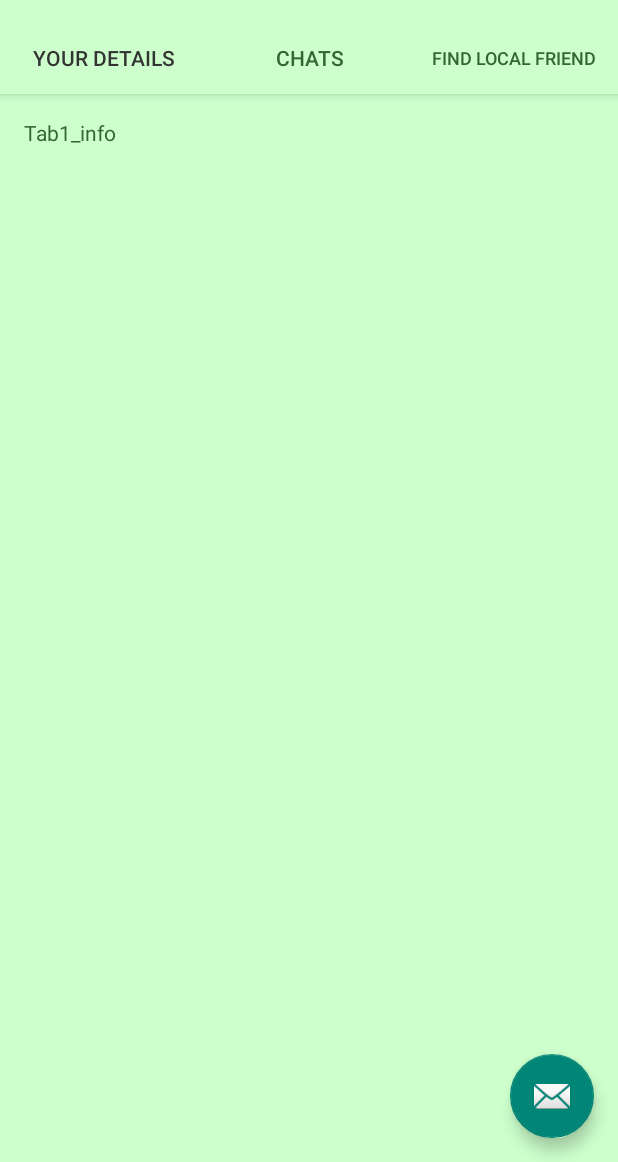
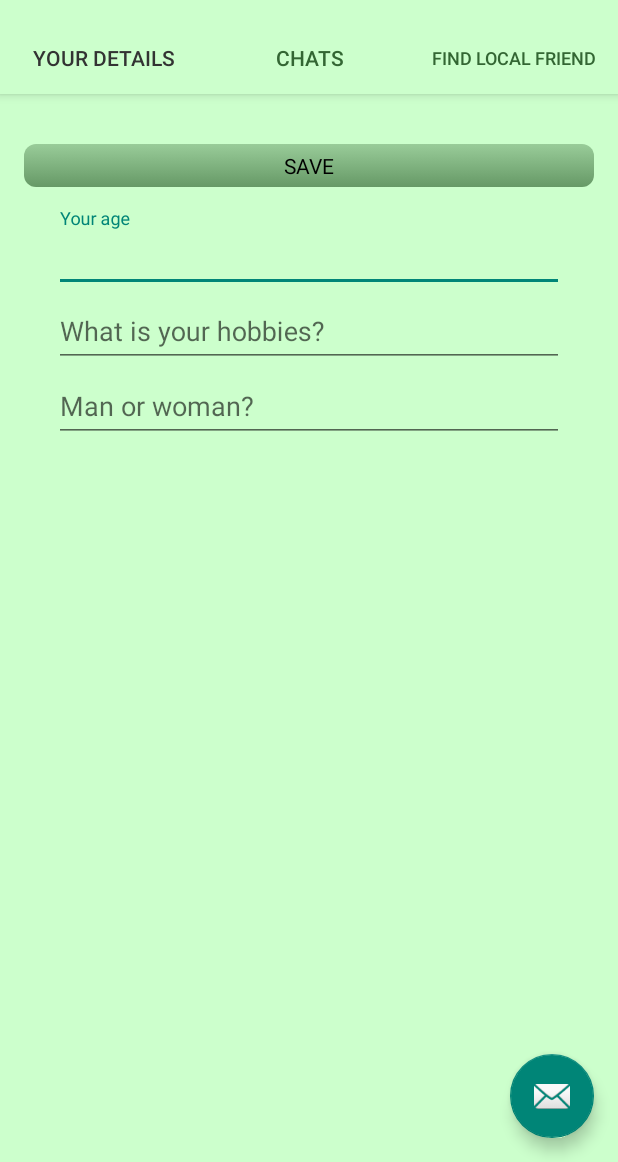
Before and after one commit to oboleka/YourLocalFriend, an Android app: the screen it shows after launch once a user with an empty profile is signed in (MainActivity), on a phone screen of 412 x 824 dp, the part 74-1236 px from its top. Run offline under Robolectric (Android 15) with nearby library versions, the phone set to English and light mode, and no system bars; our stand-ins replace Firebase (no records; nobody signed in at launch, a user with empty details on screens opened directly); 1 statement that could not run was skipped.

Commit message:
commit 11

```diff
--- a/app/build.gradle
+++ b/app/build.gradle
@@ -43,5 +43,6 @@ dependencies {
     compile 'com.android.support:recyclerview-v7:25.3.1'
     testCompile 'junit:junit:4.12'
     compile 'com.google.firebase:firebase-core:11.8.0'
+    compile 'com.google.firebase:firebase-database:11.8.0'
 }
 apply plugin: 'com.google.gms.google-services'
--- a/app/src/main/java/ru/alexander/yourlocalfriend/Tab1Info.java
+++ b/app/src/main/java/ru/alexander/yourlocalfriend/Tab1Info.java
@@ -1,16 +1,35 @@
 package ru.alexander.yourlocalfriend;
 
+import android.app.ProgressDialog;
 import android.content.Context;
+import android.support.design.widget.TextInputLayout;
+import android.text.TextUtils;
 import android.view.View;
 import android.view.ViewGroup;
 import android.support.v4.app.Fragment;
 import android.os.Bundle;
 import android.view.LayoutInflater;
+import android.widget.Button;
+import android.widget.EditText;
+import android.widget.TextView;
+import android.widget.Toast;
+
+import com.google.firebase.auth.FirebaseAuth;
+import com.google.firebase.auth.FirebaseUser;
+import com.google.firebase.database.DatabaseReference;
+import com.google.firebase.database.FirebaseDatabase;
+
+import java.util.HashMap;
 
 public class Tab1Info extends ParentFragment {
     private static final int LAYOUT=R.layout.tab1_info;
     private static final String TAG_FRAGMENT1 ="UserInfo" ;
-
+    TextInputLayout mYourAge;
+    TextInputLayout mYourHobbies;
+    TextInputLayout mYourSex;
+    Button mTab1SaveBtn;
+    private ProgressDialog mSaveProgressBar;
+    private DatabaseReference mDataBase;
 
     private Context context;
 
@@ -36,10 +55,55 @@ public class Tab1Info extends ParentFragment {
     @Override
     public View onCreateView(LayoutInflater inflater, ViewGroup container,
                              Bundle savedInstanceState) {
+
         View rootView = inflater.inflate(R.layout.tab1_info, container, false);
+        mSaveProgressBar = new ProgressDialog(getContext());
+        mYourAge = (TextInputLayout) rootView.findViewById(R.id.your_age_txt);
+        mYourHobbies = (TextInputLayout) rootView.findViewById(R.id.your_hobbies_txt);
+        mYourSex = (TextInputLayout) rootView.findViewById(R.id.your_sex_txt);
+        mTab1SaveBtn = (Button)rootView.findViewById(R.id.save_your_data);
+
+        mTab1SaveBtn.setOnClickListener(new View.OnClickListener(){
+            @Override
+            public void onClick(View view){
+                String mYourAgeValue = mYourAge.getEditText().getText().toString();
+                String mYourHobbiesValue=mYourHobbies.getEditText().getText().toString();
+                String mYourSexValue=mYourSex.getEditText().getText().toString();
+
+                if (TextUtils.isEmpty(mYourAgeValue)||TextUtils.isEmpty(mYourHobbiesValue)||TextUtils.isEmpty(mYourSexValue)) {
+
+                    Toast toast=Toast.makeText(view.getContext(), "Please fill the data above", Toast.LENGTH_SHORT);
+                    TextView text;
+                    View vieew = toast.getView();
+                    text = (TextView) vieew.findViewById(android.R.id.message);
+                    text.setTextColor(getResources().getColor(R.color.toastTexColor));
+                    //text.setShadowLayer(0,0,0,0);
+                    text.setBackgroundColor(getResources().getColor(R.color.toastBackground));
+                    vieew.setBackgroundResource(R.drawable.toast);
+                    toast.setView(vieew);
+                    toast.show();
+
+                }else{
+
+                    save_user_info(mYourAgeValue, mYourHobbiesValue, mYourSexValue);
+                }
+
+            }
+        });
+
         return rootView;
     }
 
+    private void save_user_info(String mYourAgeValue, String mYourHobbiesValue, String mYourSexValue) {
+        FirebaseUser current_user = FirebaseAuth.getInstance().getCurrentUser();
+        String uid = current_user.getUid();
+        mDataBase = FirebaseDatabase.getInstance().getReference().child("User").child(uid);
+        HashMap<String, String> userMap = new HashMap<>();
+        userMap.put("age", mYourAgeValue);
+        userMap.put("hobbies", mYourHobbiesValue);
+        userMap.put("sex", mYourSexValue);
+        mDataBase.setValue(userMap);
+    }
 
 
 }
--- a/app/src/main/res/layout/tab1_info.xml
+++ b/app/src/main/res/layout/tab1_info.xml
@@ -8,10 +8,65 @@
     android:paddingTop="@dimen/activity_vertical_margin"
     tools:context="ru.alexander.yourlocalfriend.MainActivity">
 
-    <TextView
-        android:id="@+id/section_label"
-        android:layout_width="wrap_content"
+
+    <Button
+        android:id="@+id/save_your_data"
+        android:layout_width="match_parent"
         android:layout_height="wrap_content"
-        android:text="Tab1_info"/>
+        android:layout_marginTop="17dp"
+        android:text="@string/save_your_info_btn" />
+    <android.support.design.widget.TextInputLayout
+
+        android:id="@+id/your_age_txt"
+        android:layout_marginTop="60dp"
+        android:layout_width="match_parent"
+        android:layout_height="wrap_content">
+
+        <android.support.design.widget.TextInputEditText
+            android:id="@+id/your_age_input_edit_box"
+            android:layout_width="match_parent"
+            android:layout_height="wrap_content"
+            android:layout_marginTop="60dp"
+            android:layout_marginLeft="20dp"
+            android:layout_marginRight="20dp"
+            android:hint="@string/your_age" />
+    </android.support.design.widget.TextInputLayout>
+
+    <android.support.design.widget.TextInputLayout
+
+        android:id="@+id/your_hobbies_txt"
+        android:layout_marginTop="110dp"
+        android:layout_width="match_parent"
+        android:layout_height="wrap_content">
+
+        <android.support.design.widget.TextInputEditText
+            android:id="@+id/your_hobbies"
+            android:layout_marginTop="110dp"
+            android:layout_width="match_parent"
+            android:layout_height="wrap_content"
+            android:layout_marginLeft="20dp"
+            android:layout_marginRight="20dp"
+            android:hint="@string/what_is_your_hobbies" />
+    </android.support.design.widget.TextInputLayout>
+
+
+    <android.support.design.widget.TextInputLayout
+
+        android:id="@+id/your_sex_txt"
+        android:layout_marginTop="160dp"
+        android:layout_width="match_parent"
+        android:layout_height="wrap_content">
+
+        <android.support.design.widget.TextInputEditText
+            android:id="@+id/your_sex"
+            android:layout_marginTop="160dp"
+            android:layout_width="match_parent"
+            android:layout_height="wrap_content"
+            android:layout_marginLeft="20dp"
+            android:layout_marginRight="20dp"
+            android:hint="Man or woman?" />
+    </android.support.design.widget.TextInputLayout>
+
+
 
 </RelativeLayout>
--- a/app/src/main/res/values/strings.xml
+++ b/app/src/main/res/values/strings.xml
@@ -26,6 +26,9 @@
     <string name="login_page_txt">Login to your account</string>
     <string name="login_btn_txt">LOGIN</string>
     <string name="need_new_account">NEED NEW ACCOUNT?</string>
-    <string name="start_login_btn">LOGIN</string>CREATE ACCOUNT
+    <string name="start_login_btn">LOGIN</string>
+    <string name="your_age">Your age</string>
+    <string name="what_is_your_hobbies">What is your hobbies?</string>
+    <string name="save_your_info_btn">SAVE</string>CREATE ACCOUNT
 
 </resources>
```
